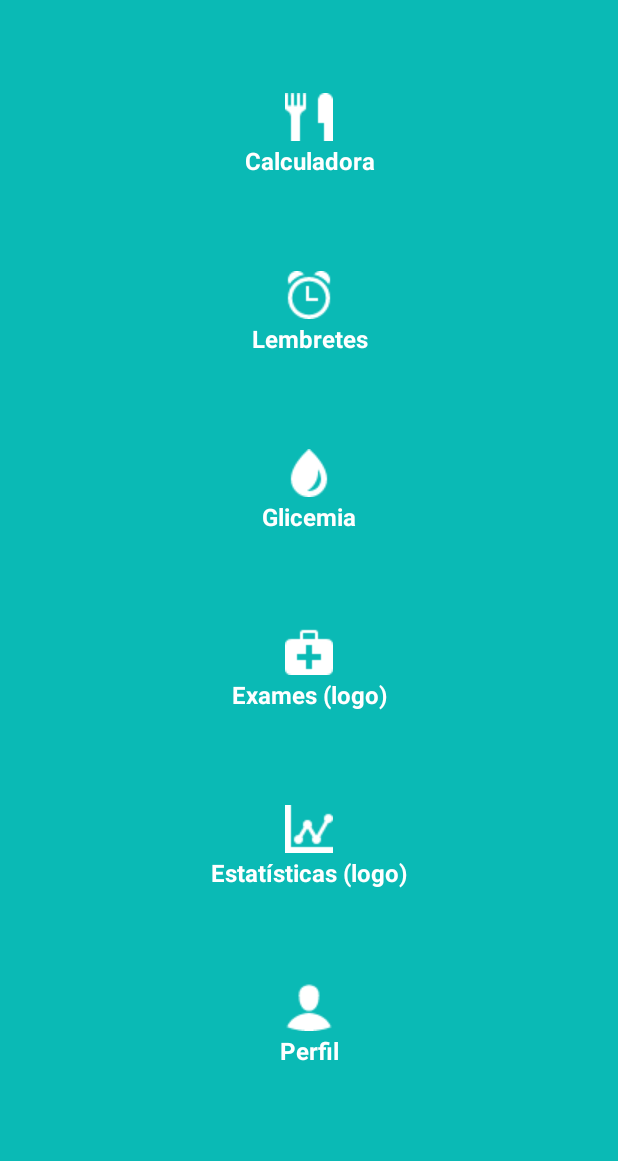
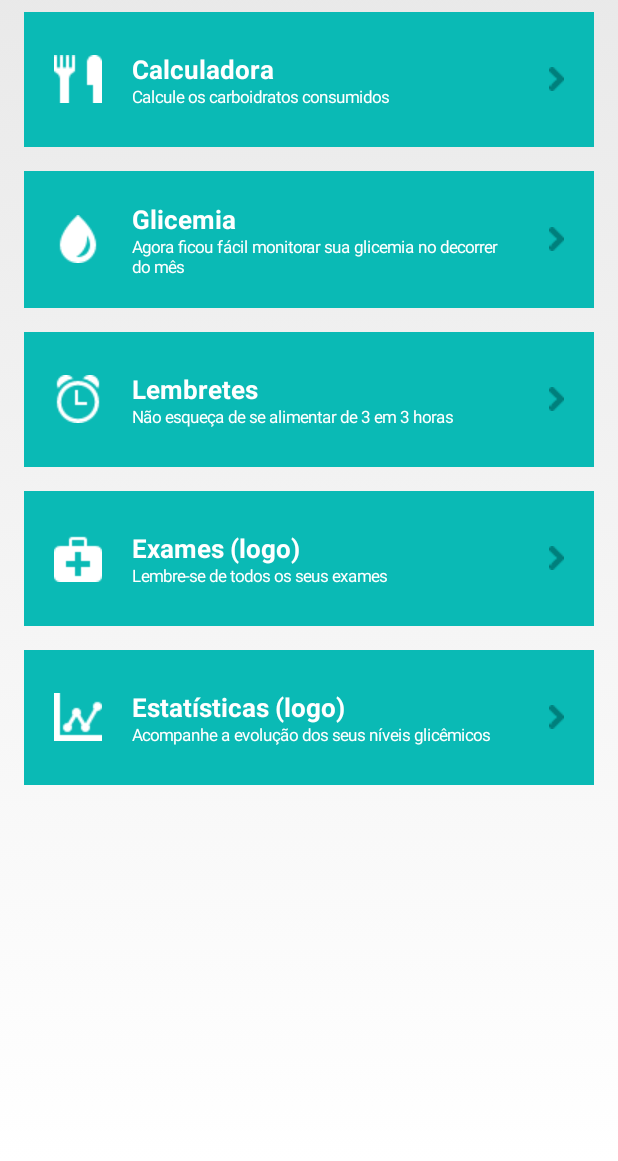
Before and after one commit to FernandaBernardo/diabetes-mais-doce, an Android app: the DashboardFragment screen opened directly, with no data from a screen before it, on a phone screen of 412 x 824 dp, the part 75-1236 px from its top. Run offline under Robolectric (Android 15) with nearby library versions, the phone set to English and light mode, and no system bars.

Commit message:
changing dashboard layout

```diff
--- a/app/src/main/java/br/com/caelum/diabetes/fragment/DashboardFragment.java
+++ b/app/src/main/java/br/com/caelum/diabetes/fragment/DashboardFragment.java
@@ -4,6 +4,7 @@ import android.os.Bundle;
 import android.support.v4.app.Fragment;
 import android.support.v4.app.FragmentManager;
 import android.support.v4.app.FragmentTransaction;
+import android.text.Html;
 import android.view.LayoutInflater;
 import android.view.View;
 import android.view.View.OnClickListener;
@@ -59,16 +60,16 @@ public class DashboardFragment extends Fragment {
 			}
 		});
 
-		Button perfil = (Button) view.findViewById(R.id.main_perfil);
-		perfil.setOnClickListener(new OnClickListener() {
-			@Override
-			public void onClick(View v) {
-				FragmentTransaction transaction = getFragmentManager().beginTransaction();
-				transaction.replace(R.id.main_view, new ConfigurarPerfilFragment());
-				transaction.addToBackStack(null);
-				transaction.commit();
-			}
-		});
+//		Button perfil = (Button) view.findViewById(R.id.main_perfil);
+//		perfil.setOnClickListener(new OnClickListener() {
+//			@Override
+//			public void onClick(View v) {
+//				FragmentTransaction transaction = getFragmentManager().beginTransaction();
+//				transaction.replace(R.id.main_view, new ConfigurarPerfilFragment());
+//				transaction.addToBackStack(null);
+//				transaction.commit();
+//			}
+//		});
 
 		Button medicao = (Button) view.findViewById(R.id.main_glicemia);
 		medicao.setOnClickListener(new OnClickListener() {
@@ -92,6 +93,19 @@ public class DashboardFragment extends Fragment {
 			}
 		});
 
+        Button exames = (Button) view.findViewById(R.id.main_exames);
+        Button estatisticas = (Button) view.findViewById(R.id.main_estatisticas);
+
+        calculadora.setText(Html.fromHtml("<b><big>" + "Calculadora" + "</big></b>" + "<br />" +
+                "<small>" + "Calcule os carboidratos consumidos" + "</small>"));
+        lembrete.setText(Html.fromHtml("<b><big>" + "Lembretes" + "</big></b>" + "<br />" +
+                "<small>" + "Não esqueça de se alimentar de 3 em 3 horas" + "</small>"));
+        medicao.setText(Html.fromHtml("<b><big>" + "Glicemia" + "</big></b>" + "<br />" +
+                "<small>" + "Agora ficou fácil monitorar sua glicemia no decorrer do mês" + "</small>"));
+        exames.setText(Html.fromHtml("<b><big>" + "Exames (logo)" + "</big></b>" + "<br />" +
+                "<small>" + "Lembre-se de todos os seus exames" + "</small>"));
+        estatisticas.setText(Html.fromHtml("<b><big>" + "Estatísticas (logo)" + "</big></b>" + "<br />" +
+                "<small>" + "Acompanhe a evolução dos seus níveis glicêmicos" + "</small>"));
         return view;
 	}
 }
--- a/app/src/main/res/layout/dashboard.xml
+++ b/app/src/main/res/layout/dashboard.xml
@@ -1,9 +1,40 @@
+<ScrollView xmlns:android="http://schemas.android.com/apk/res/android" android:layout_width="match_parent" android:layout_height="match_parent">
     <LinearLayout xmlns:android="http://schemas.android.com/apk/res/android"
         android:id="@+id/home_root"
         android:orientation="vertical"
         android:layout_width="fill_parent"
         android:layout_height="fill_parent">
 
-    <include layout="@layout/dashboard_layout"/>
+        <Button
+            style="@style/new_dashboard_button"
+            android:drawableLeft="@drawable/calculadora"
+            android:id="@+id/main_calculadora"/>
+
+        <Button
+            style="@style/new_dashboard_button"
+            android:drawableLeft="@drawable/medicao"
+            android:id="@+id/main_glicemia"/>
+
+        <Button
+            style="@style/new_dashboard_button"
+            android:drawableLeft="@drawable/lembretes"
+            android:id="@+id/main_lembretes"/>
+
+
+        <Button
+            style="@style/new_dashboard_button"
+            android:drawableLeft="@drawable/exames"
+            android:id="@+id/main_exames"/>
+
+        <Button
+            style="@style/new_dashboard_button"
+            android:drawableLeft="@drawable/estatistica"
+            android:id="@+id/main_estatisticas"/>
+
+        <!--<Button-->
+            <!--style="@style/new_dashboard_button"-->
+            <!--android:drawableLeft="@drawable/perfil"-->
+            <!--android:id="@+id/main_perfil"/>-->
 
     </LinearLayout>
+</ScrollView>
--- a/app/src/main/res/values/styles.xml
+++ b/app/src/main/res/values/styles.xml
@@ -21,4 +21,20 @@
         <item name="android:textColor">@color/white</item>
         <item name="android:background">@null</item>
     </style>
+    <style name="new_dashboard_button">
+        <item name="android:layout_width">fill_parent</item>
+        <item name="android:layout_height">wrap_content</item>
+        <item name="android:textColor">@color/white</item>
+        <item name="android:textSize">14dp</item>
+        <item name="android:gravity">left|center_vertical</item>
+        <item name="android:drawablePadding">20dp</item>
+        <item name="android:background">@color/blue</item>
+        <item name="android:drawableRight">@drawable/arrow</item>
+        <item name="android:padding">20dp</item>
+        <item name="android:layout_marginBottom">8dp</item>
+        <item name="android:layout_marginTop">8dp</item>
+        <item name="android:layout_marginLeft">16dp</item>
+        <item name="android:layout_marginRight">16dp</item>
+        <item name="android:minHeight">90dp</item>
+    </style>
 </resources>
```
Also changed, not shown: app/src/main/res/drawable-mdpi/arrow.png (added). Lines whose indentation alone changed are shown as unchanged.
